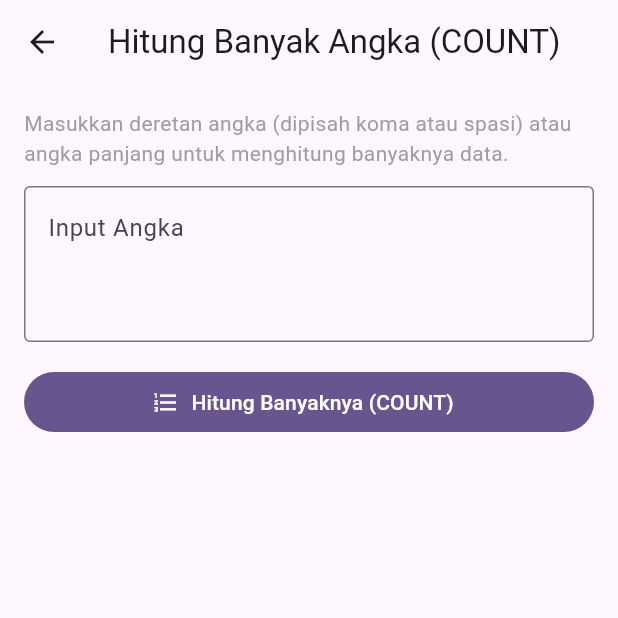
After one commit to andhikaguntur/kalkurhito, a Flutter app: the MenuPage screen opened directly, after a tap on "4. Hitung Banyak Angka", on a phone screen of 412 x 824 dp, the top half of it. The commit adds this screen. Run offline on Flutter 3.47's test engine with Material 3 defaults, Android fonts, the phone set to English and light mode, and no system bars.

Commit message:
refactor: mensederhanakan kode

```diff
--- /dev/null
+++ b/lib/pages/count_page.dart
@@ -0,0 +1,169 @@
+import 'package:flutter/material.dart';
+
+/// Halaman Hitung Banyak Angka (COUNT)
+/// Menghitung berapa banyak angka/bilangan yang diinputkan (konsep COUNT, bukan penjumlahan/SUM).
+class CountPage extends StatefulWidget {
+  const CountPage({super.key});
+
+  @override
+  State<CountPage> createState() => _CountPageState();
+}
+
+class _CountPageState extends State<CountPage> {
+  final _controller = TextEditingController();
+
+  // Variabel untuk menampilkan hasil perhitungan count
+  int _countAngka = 0;
+  int _countDigit = 0;
+  bool _hasCalculated = false;
+
+  /// Fungsi untuk menghitung banyaknya angka yang dimasukkan (COUNT)
+  void _hitungBanyak() {
+    final text = _controller.text.trim();
+
+    if (text.isEmpty) {
+      setState(() {
+        _hasCalculated = false;
+        _countAngka = 0;
+        _countDigit = 0;
+      });
+      ScaffoldMessenger.of(context).showSnackBar(
+        const SnackBar(content: Text('Input tidak boleh kosong')),
+      );
+      return;
+    }
+
+    // 1. Memisahkan deretan angka berdasarkan koma, spasi, atau titik koma
+    final items = text.split(RegExp(r'[,\s;]+')).where((e) => e.isNotEmpty);
+
+    // 2. Menghitung berapa banyak item yang valid sebagai angka (tipe double)
+    int validNumberCount = 0;
+    for (final item in items) {
+      final normalized = item.replaceAll(',', '.');
+      if (double.tryParse(normalized) != null) {
+        validNumberCount++;
+      }
+    }
+
+    // 3. Menghitung total banyaknya digit angka (0-9) di dalam teks input
+    int totalDigits = 0;
+    for (int i = 0; i < text.length; i++) {
+      if (text[i].contains(RegExp(r'[0-9]'))) {
+        totalDigits++;
+      }
+    }
+
+    // Update state tampilan
+    setState(() {
+      _countAngka = validNumberCount;
+      _countDigit = totalDigits;
+      _hasCalculated = true;
+    });
+  }
+
+  @override
+  void dispose() {
+    _controller.dispose();
+    super.dispose();
+  }
+
+  @override
+  Widget build(BuildContext context) {
+    return Scaffold(
+      appBar: AppBar(
+        title: const Text('Hitung Banyak Angka (COUNT)'),
+      ),
+      body: SingleChildScrollView(
+        padding: const EdgeInsets.all(16),
+        child: Column(
+          crossAxisAlignment: CrossAxisAlignment.start,
+          children: [
+            // Penjelasan fungsi
+            const Text(
+              'Masukkan deretan angka (dipisah koma atau spasi) atau angka panjang untuk menghitung banyaknya data.',
+              style: TextStyle(color: Colors.grey, fontSize: 14),
+            ),
+            const SizedBox(height: 12),
+
+            // Input TextField
+            TextField(
+              controller: _controller,
+              keyboardType: const TextInputType.numberWithOptions(
+                decimal: true,
+                signed: true,
+              ),
+              maxLines: 3,
+              decoration: const InputDecoration(
+                labelText: 'Input Angka',
+                hintText: 'Contoh: 10, 25, 30, 4.5, 90',
+                border: OutlineInputBorder(),
+                alignLabelWithHint: true,
+              ),
+            ),
+            const SizedBox(height: 16),
+
+            // Tombol Hitung COUNT
+            SizedBox(
+              width: double.infinity,
+              child: FilledButton.icon(
+                onPressed: _hitungBanyak,
+                icon: const Icon(Icons.format_list_numbered),
+                label: const Text('Hitung Banyaknya (COUNT)'),
+              ),
+            ),
+            const SizedBox(height: 24),
+
+            // Hasil COUNT
+            if (_hasCalculated)
+              Container(
+                width: double.infinity,
+                padding: const EdgeInsets.all(16),
+                decoration: BoxDecoration(
+                  color: Colors.deepPurple.shade50,
+                  borderRadius: BorderRadius.circular(12),
+                  border: Border.all(color: Colors.deepPurple.shade200),
+                ),
+                child: Column(
+                  children: [
+                    // Banyak Angka / Bilangan (Items Count)
+                    ListTile(
+                      leading: const CircleAvatar(
+                        child: Icon(Icons.numbers),
+                      ),
+                      title: const Text('Banyak Bilangan'),
+                      subtitle: const Text('Jumlah elemen angka yang diinput'),
+                      trailing: Text(
+                        '$_countAngka',
+                        style: const TextStyle(
+                          fontSize: 22,
+                          fontWeight: FontWeight.bold,
+                          color: Colors.deepPurple,
+                        ),
+                      ),
+                    ),
+                    const Divider(),
+                    // Banyak Digit Karakter Angka (Digit Count)
+                    ListTile(
+                      leading: const CircleAvatar(
+                        child: Icon(Icons.pin),
+                      ),
+                      title: const Text('Banyak Digit Angka'),
+                      subtitle: const Text('Total semua digit (0-9)'),
+                      trailing: Text(
+                        '$_countDigit',
+                        style: const TextStyle(
+                          fontSize: 22,
+                          fontWeight: FontWeight.bold,
+                          color: Colors.deepPurple,
+                        ),
+                      ),
+                    ),
+                  ],
+                ),
+              ),
+          ],
+        ),
+      ),
+    );
+  }
+}
--- a/lib/pages/menu_page.dart
+++ b/lib/pages/menu_page.dart
@@ -1,13 +1,17 @@
 import 'package:flutter/material.dart';
+
 import 'login_page.dart';
 import 'group_data_page.dart';
-import 'add_sub_page.dart';
-import 'mul_div_page.dart';
+import 'calculator_page.dart';
 import 'odd_even_page.dart';
-import 'sum_total_page.dart';
+import 'count_page.dart';
 
 /// Halaman Menu Utama
-/// Menampilkan navigasi ke semua fitur aplikasi kalkulator.
+/// Berisi 4 menu navigasi utama aplikasi:
+/// 1. Data Kelompok
+/// 2. Operasi Matematika (+, -, *, /)
+/// 3. Cek Ganjil / Genap
+/// 4. Hitung Banyak Angka (COUNT)
 class MenuPage extends StatelessWidget {
   const MenuPage({super.key});
 
@@ -17,12 +21,12 @@ class MenuPage extends StatelessWidget {
       appBar: AppBar(
         title: const Text('Menu Utama'),
         actions: [
-          // Tombol Logout di pojok kanan atas
+          // Tombol Logout di AppBar
           IconButton(
             icon: const Icon(Icons.logout),
             tooltip: 'Logout',
             onPressed: () {
-              // Kembali ke Halaman Login dan bersihkan riwayat navigasi
+              // Kembali ke halaman Login
               Navigator.pushReplacement(
                 context,
                 MaterialPageRoute(builder: (context) => const LoginPage()),
@@ -34,47 +38,47 @@ class MenuPage extends StatelessWidget {
       body: ListView(
         padding: const EdgeInsets.all(16),
         children: [
+          // Menu 1: Data Kelompok
           _buildMenuCard(
             context,
             icon: Icons.group,
-            title: 'Data Kelompok',
-            subtitle: 'Lihat data anggota kelompok',
+            title: '1. Data Kelompok',
+            subtitle: 'Daftar nama dan NIM anggota kelompok',
             page: const GroupDataPage(),
           ),
+
+          // Menu 2: Operasi Matematika (+, -, *, /)
           _buildMenuCard(
             context,
-            icon: Icons.add_circle_outline,
-            title: 'Penjumlahan & Pengurangan',
-            subtitle: 'Operasi tambah dan kurang dua angka',
-            page: const AddSubPage(),
+            icon: Icons.calculate,
+            title: '2. Operasi Matematika (+, -, ×, ÷)',
+            subtitle: 'Penjumlahan, pengurangan, perkalian, dan pembagian',
+            page: const CalculatorPage(),
           ),
-          _buildMenuCard(
-            context,
-            icon: Icons.close,
-            title: 'Perkalian & Pembagian',
-            subtitle: 'Operasi kali dan bagi dua angka',
-            page: const MulDivPage(),
-          ),
+
+          // Menu 3: Cek Ganjil / Genap
           _buildMenuCard(
             context,
             icon: Icons.filter_2,
-            title: 'Cek Ganjil / Genap',
-            subtitle: 'Input satu bilangan, cek ganjil atau genap',
+            title: '3. Cek Ganjil / Genap',
+            subtitle: 'Cek status bilangan ganjil atau genap',
             page: const OddEvenPage(),
           ),
+
+          // Menu 4: Hitung Banyak Angka (COUNT)
           _buildMenuCard(
             context,
-            icon: Icons.summarize,
-            title: 'Jumlah Total Angka',
-            subtitle: 'Total dari beberapa angka dalam satu input',
-            page: const SumTotalPage(),
+            icon: Icons.format_list_numbered,
+            title: '4. Hitung Banyak Angka',
+            subtitle: 'Menghitung banyaknya angka/elemen yang dimasukkan',
+            page: const CountPage(),
           ),
         ],
       ),
     );
   }
 
-  /// Helper widget untuk membuat kartu menu agar kodingan tidak berulang (DRY - Don't Repeat Yourself)
+  /// Helper widget untuk membuat card menu agar rapi dan tidak duplikat
   Widget _buildMenuCard(
     BuildContext context, {
     required IconData icon,
@@ -83,7 +87,7 @@ class MenuPage extends StatelessWidget {
     required Widget page,
   }) {
     return Card(
-      margin: const EdgeInsets.only(bottom: 12),
+      margin: const EdgeInsets.only(bottom: 14),
       elevation: 2,
       shape: RoundedRectangleBorder(borderRadius: BorderRadius.circular(12)),
       child: ListTile(
@@ -93,14 +97,10 @@ class MenuPage extends StatelessWidget {
           foregroundColor: Theme.of(context).colorScheme.onPrimaryContainer,
           child: Icon(icon),
         ),
-        title: Text(
-          title,
-          style: const TextStyle(fontWeight: FontWeight.bold),
-        ),
+        title: Text(title, style: const TextStyle(fontWeight: FontWeight.bold)),
         subtitle: Text(subtitle),
         trailing: const Icon(Icons.arrow_forward_ios, size: 16),
         onTap: () {
-          // Buka halaman fitur yang dipilih
           Navigator.push(
             context,
             MaterialPageRoute(builder: (context) => page),
```
Also changed, not shown: lib/pages/add_sub_page.dart (deleted, +0 -143 lines), lib/pages/calculator_page.dart (renamed from lib/pages/mul_div_page.dart, +68 -28 lines), lib/pages/group_data_page.dart (+5 -9 lines), lib/pages/odd_even_page.dart (+19 -12 lines), lib/pages/sum_total_page.dart (deleted, +0 -181 lines), lib/utils/number_validator.dart (+5 -31 lines).
